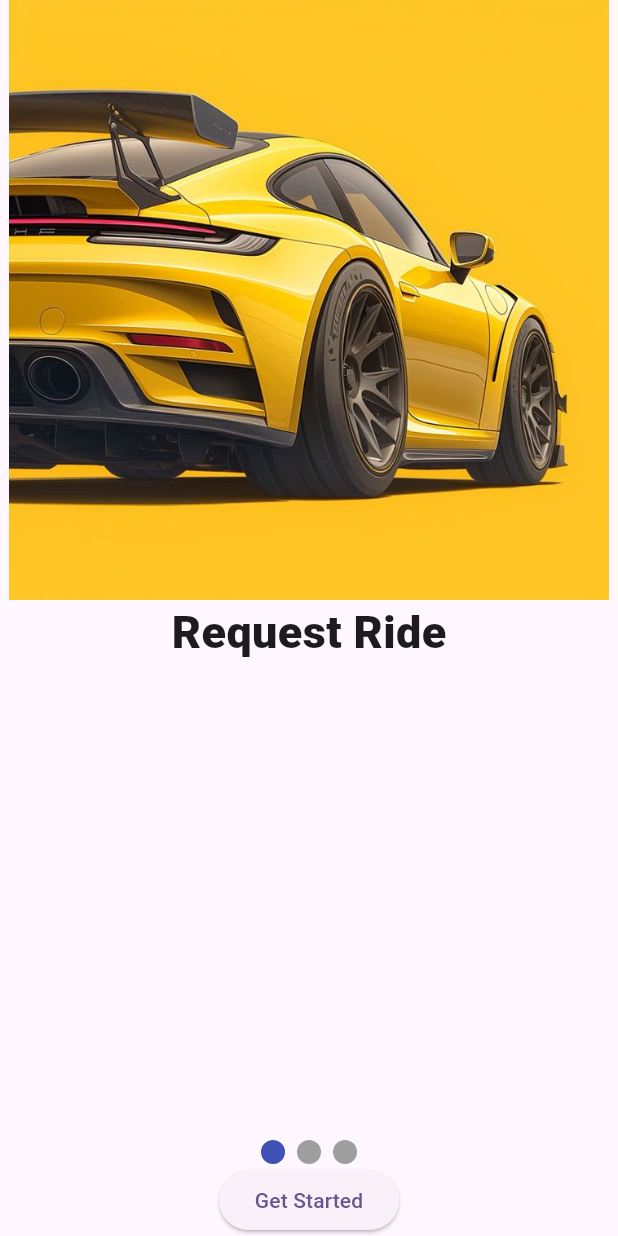
After one commit to AbRehman536/junaid_frontend, a Flutter app: the screen it shows after launch, on a phone screen of 412 x 824 dp. The commit adds this screen. Run offline on Flutter 3.47's test engine with Material 3 defaults, Android fonts, the phone set to English and light mode, and no system bars; drawn by our look-alikes of smooth_page_indicator.

Commit message:
Page View Done

```diff
--- a/lib/main.dart
+++ b/lib/main.dart
@@ -2,6 +2,7 @@ import 'package:flutter/material.dart';
 import 'package:flutter/cupertino.dart';
 import 'package:junaid_frontend/appBar.dart';
 import 'package:junaid_frontend/images.dart';
+import 'package:junaid_frontend/pageView.dart';
 import 'package:junaid_frontend/row_col.dart';
 import 'package:junaid_frontend/textfields.dart';
 
@@ -35,7 +36,7 @@ class MyApp extends StatelessWidget {
         // tested with just a hot reload.
         colorScheme: ColorScheme.fromSeed(seedColor: Colors.deepPurple),
       ),
-      home: LoginScreen()
+      home: PageviewScreen()
     );
   }
 }
--- /dev/null
+++ b/lib/models/onBoardingModel.dart
@@ -0,0 +1,6 @@
+class OnBoardingModel{
+  final String image;
+  final String title;
+
+  OnBoardingModel({required this.image, required this.title});
+}
--- /dev/null
+++ b/lib/pageView.dart
@@ -0,0 +1,53 @@
+import 'package:flutter/material.dart';
+import 'package:junaid_frontend/models/onBoardingModel.dart';
+import 'package:smooth_page_indicator/smooth_page_indicator.dart';
+
+class PageviewScreen extends StatefulWidget {
+  const PageviewScreen({super.key});
+
+  @override
+  State<PageviewScreen> createState() => _PageviewScreenState();
+}
+
+class _PageviewScreenState extends State<PageviewScreen> {
+  PageController pageController = PageController();
+  List<OnBoardingModel> onBoardingList = [
+    OnBoardingModel(image: "assets/images/car1.jpg", title: 'Request Ride'),
+    OnBoardingModel(image: "assets/images/car2.png", title: 'Confirm Ride'),
+    OnBoardingModel(image: "assets/images/car3.jpg", title: 'Track Ride'),
+  ];
+  @override
+  Widget build(BuildContext context) {
+    return Scaffold(
+      body: Column(
+        children: [
+          Expanded(
+            child: PageView.builder(
+              scrollDirection: Axis.vertical,
+              controller: pageController,
+              itemCount: onBoardingList.length,
+              itemBuilder: (BuildContext context, int index) {
+                return Column(
+                  children: [
+                    Image.asset(onBoardingList[index].image.toString(),width: 500,height: 400,),
+                    Text(onBoardingList[index].title.toString(),style: TextStyle(
+                      fontSize: 30, fontWeight: FontWeight.w900
+                    ),),
+                    ],
+                );
+              },),
+          ),
+          SmoothPageIndicator(
+              controller: pageController,  // PageController
+              count:  onBoardingList.length,
+              effect:  JumpingDotEffect(),  // your preferred effect
+              onDotClicked: (index){
+              }
+          ),
+          ElevatedButton(onPressed: (){}, child: Text("Get Started"))
+
+        ],
+      ),
+    );
+  }
+}
--- a/pubspec.yaml
+++ b/pubspec.yaml
@@ -34,6 +34,7 @@ dependencies:
   # The following adds the Cupertino Icons font to your application.
   # Use with the CupertinoIcons class for iOS style icons.
   cupertino_icons: ^1.0.8
+  smooth_page_indicator: ^2.0.1
 
 dev_dependencies:
   flutter_test:
```
Also changed, not shown: assets/images/car2.png (added), assets/images/car3.jpg (added), pubspec.lock.
